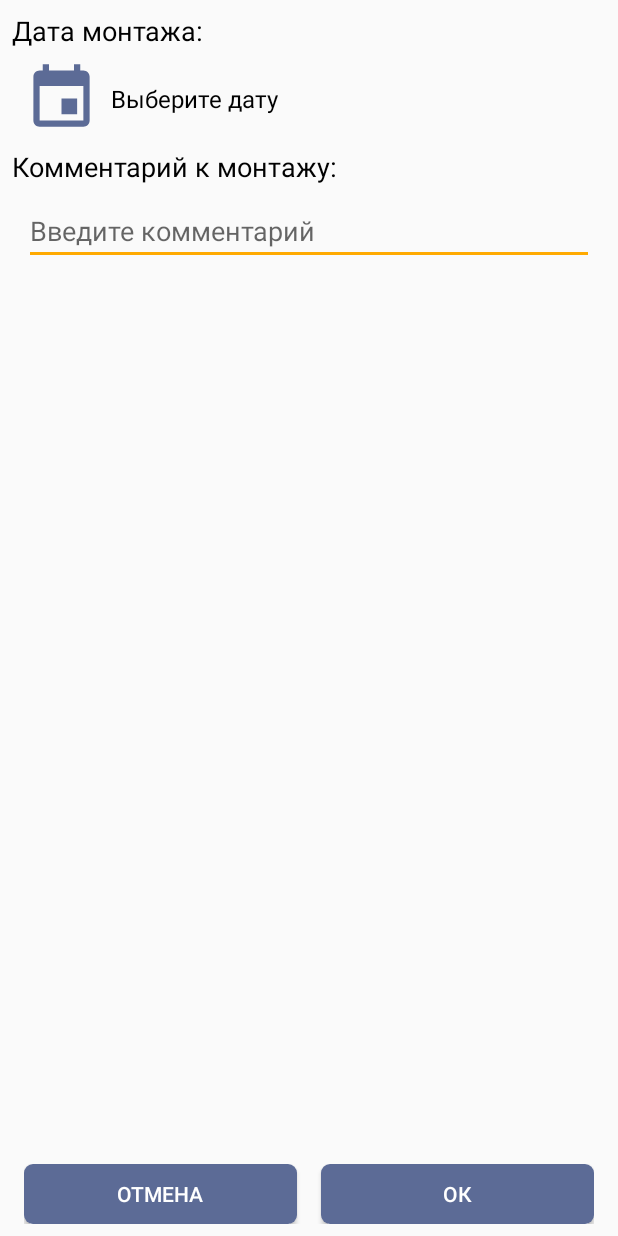
After one commit to Andrey104/measurements, an Android app: the EditMountActivity screen opened directly, with no data from a screen before it, on a phone screen of 412 x 824 dp. The commit adds this screen. Run offline under Robolectric (Android 15) with nearby library versions, the phone set to English and light mode, and no system bars; 1 statement that could not run was skipped.

Commit message:
add edit mount

```diff
--- a/app/src/main/AndroidManifest.xml
+++ b/app/src/main/AndroidManifest.xml
@@ -64,7 +64,8 @@
         <activity
             android:name=".activity.SearchDealsActivity"
             android:screenOrientation="portrait" />
-        <activity android:name=".activity.AddMountActivity"></activity>
+        <activity android:name=".activity.AddMountActivity" />
+        <activity android:name=".activity.EditMountActivity"></activity>
     </application>
 
 </manifest>
--- /dev/null
+++ b/app/src/main/java/ru/nextf/measurements/activity/EditMountActivity.kt
@@ -0,0 +1,147 @@
+package ru.nextf.measurements.activity
+
+import android.app.DatePickerDialog
+import android.support.v7.app.AppCompatActivity
+import android.os.Bundle
+import android.view.View
+import android.widget.RadioButton
+import com.google.gson.reflect.TypeToken
+import kotlinx.android.synthetic.main.activity_edit_mount.*
+import ru.nextf.measurements.*
+import ru.nextf.measurements.modelAPI.Mount
+import ru.nextf.measurements.modelAPI.MountEdit
+import ru.nextf.measurements.network.NetworkController
+import java.util.*
+
+class EditMountActivity : AppCompatActivity(), NetworkController.MountEditCallback {
+    private var serverDate: String? = null
+    private var oldDate: String? = null
+    private var causeIsRequired = false
+
+    private var description: String? = null
+    private var cause = 0
+    private lateinit var mount: Mount
+    private lateinit var dealId: String
+    private var months = emptyArray<String>()
+
+    override fun onCreate(savedInstanceState: Bundle?) {
+        NetworkController.registerMountEditCallback(this)
+        super.onCreate(savedInstanceState)
+        setContentView(R.layout.activity_edit_mount)
+        dealId = intent.getStringExtra(DEAL_ID)
+        months = resources.getStringArray(ru.nextf.measurements.R.array.months)
+        dateButton2.setOnClickListener { datePick() }
+        buttonOk.setOnClickListener { editMount() }
+        buttonCancel.setOnClickListener { finish() }
+        imageButton3.setOnClickListener {
+            deleteDateMount()
+            imageButton3.visibility = View.GONE
+        }
+        getSaveMount()
+        if (intent.hasExtra(EDIT_MOUNT_DATE)) {
+            oldDate = intent.getStringExtra(EDIT_MOUNT_DATE)
+            imageButton3.visibility = View.VISIBLE
+            serverDate = intent.getStringExtra(EDIT_MOUNT_DATE)
+            textViewDate2.text = "$serverDate"
+        }
+        if (intent.hasExtra(EDIT_MOUNT_DESCRIPTION)) {
+            description = intent.getStringExtra(EDIT_MOUNT_DESCRIPTION)
+            editComment2.setText(description)
+        }
+
+
+    }
+
+    private fun deleteDateMount() {
+        serverDate = null
+        constraint_cause.visibility = View.GONE
+        causeIsRequired = false
+        textViewDate2.text = getString(ru.nextf.measurements.R.string.select_date)
+    }
+
+    private fun datePick() {
+        val myCallBack = DatePickerDialog.OnDateSetListener { _, year, monthOfYear, dayOfMonth ->
+            serverDate = String.format("$year-%02d-%02d", monthOfYear + 1, dayOfMonth)
+            if (intent.hasExtra(EDIT_MOUNT_DATE)) {
+                if (serverDate != oldDate) {
+                    constraint_cause.visibility = View.VISIBLE
+                    causeIsRequired = true
+                } else {
+                    cause = 0
+                    constraint_cause.visibility = View.GONE
+                    causeIsRequired = false
+                }
+            }
+            imageButton3.visibility = View.VISIBLE
+            textViewDate2.text = "$dayOfMonth ${months[monthOfYear]} $year года"
+        }
+        val calendar = Calendar.getInstance()
+        val datePicker = DatePickerDialog(this, myCallBack, calendar.get(Calendar.YEAR), calendar.get(Calendar.MONTH), calendar.get(Calendar.DAY_OF_MONTH))
+
+        datePicker.show()
+    }
+
+    fun onRadioButtonClick(view: View) {
+        val checked = (view as RadioButton).isChecked
+        // Получаем нажатый переключатель
+        if (checked) {
+            when (view.getId()) {
+                R.id.radioButtonClient -> cause = 1
+                R.id.radioButtonCompany -> cause = 2
+
+            }
+        }
+    }
+
+    private fun editMount() {
+        buttonOk.isEnabled = false
+        progressBar8.visibility = View.VISIBLE
+        if (causeIsRequired) {
+            if (cause == 0) {
+                toast(R.string.select_cause)
+                buttonOk.isEnabled = true
+                progressBar8.visibility = View.GONE
+                return
+            } else {
+                NetworkController.editMount(mount.id.toString(),
+                        MountEdit(if (serverDate == null) "1970-01-01" else serverDate,
+                                if (editComment2.text.isNullOrEmpty()) "" else editComment2.text.toString(), cause))
+            }
+        } else {
+            NetworkController.editMount(mount.id.toString(),
+                    MountEdit(if (serverDate == null) "1970-01-01" else serverDate,
+                            if (editComment2.text.isNullOrEmpty()) "" else editComment2.text.toString(), null))
+        }
+    }
+
+    override fun resultMountEdit(result: Boolean, mount: Mount?) {
+        buttonOk.isEnabled = true
+        progressBar8.visibility = View.GONE
+        if (result) {
+            if (mount != null) {
+                print(mount)
+            }
+            setResult(200)
+            toast(R.string.mount_edited_successful)
+            finish()
+        } else {
+            toast(R.string.error)
+        }
+    }
+
+    private fun getSaveMount() {
+        if (intent.hasExtra(MOUNT_NAME)) {
+            val json = intent.getStringExtra(MOUNT_NAME)
+            mount = if (json.isNullOrEmpty()) {
+                Mount()
+            } else {
+                val type = object : TypeToken<Mount>() {
+                }.type
+                gson.fromJson(json, type)
+            }
+        } else {
+            toast(ru.nextf.measurements.R.string.error)
+            finish()
+        }
+    }
+}
--- a/app/src/main/java/ru/nextf/measurements/activity/OneMountActivity.kt
+++ b/app/src/main/java/ru/nextf/measurements/activity/OneMountActivity.kt
@@ -40,7 +40,7 @@ class OneMountActivity : AppCompatActivity() {
     }
 
     override fun onOptionsItemSelected(item: MenuItem?): Boolean {
-        val intent = Intent(this, AddMountActivity::class.java)
+        val intent = Intent(this, EditMountActivity::class.java)
         intent.putExtra(EDIT_MOUNT, true)
         intent.putExtra(DEAL_ID, mount.deal.toString())
         intent.putExtra(MOUNT_NAME, gson.toJson(mount))
--- a/app/src/main/java/ru/nextf/measurements/network/MeasurementsAPI.kt
+++ b/app/src/main/java/ru/nextf/measurements/network/MeasurementsAPI.kt
@@ -103,5 +103,5 @@ interface MeasurementsAPI {
     fun addMount(@Path("id") id: String, @Body mountAdd: MountAdd): Call<Void>
 
     @PUT("mounts/{id}/")
-    fun editMount(@Path("id") id: String, @Body mountAdd: MountAdd): Call<Void>
+    fun editMount(@Path("id") id: String, @Body mountEdit: MountEdit): Call<Mount>
 }
--- /dev/null
+++ b/app/src/main/res/layout/activity_edit_mount.xml
@@ -0,0 +1,179 @@
+<?xml version="1.0" encoding="utf-8"?>
+<android.support.constraint.ConstraintLayout xmlns:android="http://schemas.android.com/apk/res/android"
+    xmlns:app="http://schemas.android.com/apk/res-auto"
+    xmlns:tools="http://schemas.android.com/tools"
+    android:layout_width="match_parent"
+    android:layout_height="match_parent"
+    tools:context="ru.nextf.measurements.activity.AddMountActivity">
+
+    <ImageButton
+        android:id="@+id/imageButton3"
+        android:layout_width="wrap_content"
+        android:visibility="gone"
+        android:layout_height="wrap_content"
+        android:background="@drawable/close_circle"
+        app:layout_constraintBottom_toTopOf="@+id/textViewDate2"
+        app:layout_constraintStart_toEndOf="@+id/textViewDate2" />
+
+    <LinearLayout
+        android:id="@+id/linearLayout2"
+        android:layout_width="match_parent"
+        android:layout_height="wrap_content"
+        android:layout_marginBottom="8dp"
+        android:layout_marginEnd="16dp"
+        android:layout_marginStart="16dp"
+        android:gravity="bottom"
+        android:orientation="horizontal"
+        app:layout_constraintBottom_toBottomOf="parent"
+        app:layout_constraintEnd_toEndOf="parent"
+        app:layout_constraintStart_toStartOf="parent">
+
+        <Button
+            android:id="@+id/buttonCancel"
+            style="@style/MyButton"
+            android:layout_width="wrap_content"
+            android:layout_height="40dp"
+            android:layout_marginRight="8dp"
+            android:layout_weight="1"
+            android:text="@string/cancel" />
+
+        <Button
+            android:id="@+id/buttonOk"
+            style="@style/MyButton"
+            android:layout_width="wrap_content"
+            android:layout_height="40dp"
+            android:layout_marginLeft="8dp"
+            android:layout_weight="1"
+            android:text="@string/ok" />
+    </LinearLayout>
+
+    <EditText
+        android:id="@+id/editComment2"
+        android:layout_width="match_parent"
+        android:layout_height="wrap_content"
+        android:layout_marginEnd="16dp"
+        android:layout_marginStart="16dp"
+        android:layout_marginTop="8dp"
+        android:ems="10"
+        android:hint="@string/enter_comment"
+        android:maxLines="3"
+        app:layout_constraintEnd_toEndOf="parent"
+        app:layout_constraintStart_toStartOf="parent"
+        app:layout_constraintTop_toBottomOf="@+id/textView11" />
+
+    <ImageButton
+        android:id="@+id/dateButton2"
+        style="@style/Widget.AppCompat.Button.Borderless.Colored"
+        android:layout_width="50dp"
+        android:layout_height="50dp"
+        android:layout_marginStart="16dp"
+        android:layout_marginTop="8dp"
+        android:background="@drawable/blue_calendar"
+        app:layout_constraintStart_toStartOf="parent"
+        app:layout_constraintTop_toBottomOf="@+id/textViewDateInstallation2" />
+
+    <TextView
+        android:id="@+id/textViewDate2"
+        android:layout_width="wrap_content"
+        android:layout_height="wrap_content"
+        android:layout_gravity="center"
+        android:layout_marginBottom="8dp"
+        android:layout_marginStart="8dp"
+        android:layout_marginTop="8dp"
+        android:text="@string/select_date"
+        android:textColor="@color/black"
+        android:textSize="16sp"
+        app:layout_constraintBottom_toBottomOf="@+id/dateButton2"
+        app:layout_constraintStart_toEndOf="@+id/dateButton2"
+        app:layout_constraintTop_toTopOf="@+id/dateButton2" />
+
+    <TextView
+        android:id="@+id/textViewDateInstallation2"
+        android:layout_width="wrap_content"
+        android:layout_height="wrap_content"
+        android:layout_marginStart="8dp"
+        android:layout_marginTop="8dp"
+        android:text="@string/date_mount"
+        android:textColor="@color/black"
+        android:textSize="18sp"
+        app:layout_constraintStart_toStartOf="parent"
+        app:layout_constraintTop_toTopOf="parent" />
+
+    <ProgressBar
+        android:id="@+id/progressBar8"
+        style="?android:attr/progressBarStyle"
+        android:layout_width="wrap_content"
+        android:layout_height="wrap_content"
+        android:layout_marginBottom="8dp"
+        android:visibility="gone"
+        android:layout_marginEnd="8dp"
+        android:layout_marginStart="8dp"
+        android:layout_marginTop="8dp"
+        app:layout_constraintBottom_toBottomOf="parent"
+        app:layout_constraintEnd_toEndOf="parent"
+        app:layout_constraintStart_toStartOf="parent"
+        app:layout_constraintTop_toTopOf="parent" />
+
+    <TextView
+        android:id="@+id/textView11"
+        android:layout_width="wrap_content"
+        android:layout_height="wrap_content"
+        android:layout_marginStart="8dp"
+        android:layout_marginTop="8dp"
+        android:textColor="@color/black"
+        android:textSize="18sp"
+        android:text="@string/comment_mount"
+        app:layout_constraintStart_toStartOf="parent"
+        app:layout_constraintTop_toBottomOf="@+id/dateButton2" />
+
+    <android.support.constraint.ConstraintLayout
+        android:id="@+id/constraint_cause"
+        android:layout_width="0dp"
+        android:layout_height="wrap_content"
+        android:layout_marginTop="8dp"
+        android:visibility="gone"
+        app:layout_constraintEnd_toEndOf="parent"
+        app:layout_constraintStart_toStartOf="parent"
+        app:layout_constraintTop_toBottomOf="@+id/editComment2">
+
+        <RadioGroup
+            android:id="@+id/radioGroupReject"
+            android:layout_width="wrap_content"
+            android:layout_height="wrap_content"
+            android:layout_marginStart="16dp"
+            android:layout_marginTop="8dp"
+            app:layout_constraintStart_toStartOf="parent"
+            app:layout_constraintTop_toBottomOf="@+id/textView13">
+
+            <RadioButton
+                android:id="@+id/radioButtonClient"
+                android:layout_width="wrap_content"
+                android:layout_height="wrap_content"
+                android:layout_weight="1"
+                android:onClick="onRadioButtonClick"
+                android:text="@string/client_wish" />
+
+            <RadioButton
+                android:id="@+id/radioButtonCompany"
+                android:layout_width="wrap_content"
+                android:layout_height="wrap_content"
+                android:layout_weight="1"
+                android:onClick="onRadioButtonClick"
+                android:text="@string/company_wish" />
+
+
+        </RadioGroup>
+
+        <TextView
+            android:id="@+id/textView13"
+            android:layout_width="wrap_content"
+            android:layout_height="wrap_content"
+            android:layout_marginStart="8dp"
+            android:layout_marginTop="8dp"
+            android:text="@string/cause"
+            android:textColor="@color/black"
+            android:textSize="18sp"
+            app:layout_constraintStart_toStartOf="parent"
+            app:layout_constraintTop_toTopOf="parent" />
+    </android.support.constraint.ConstraintLayout>
+</android.support.constraint.ConstraintLayout>
--- a/app/src/main/res/values/strings.xml
+++ b/app/src/main/res/values/strings.xml
@@ -290,6 +290,9 @@
     <string name="method_prepayment">Способ оплаты</string>
     <string name="mount_added_successful">Монтаж успешно добавлен</string>
     <string name="comment_mount">Комментарий к монтажу:</string>
+    <string name="mount_edited_successful">Монтаж изменен успешно</string>
+    <string name="client_wish">По инициативе клиента</string>
+    <string name="company_wish">По инициативе компании</string>
     <string-array name="paylist">
         <item>Не выбрано</item>
         <item>Безналичные</item>
```
Also changed, not shown: app/src/main/java/ru/nextf/measurements/activity/AddMountActivity.kt (+0 -17 lines), app/src/main/java/ru/nextf/measurements/modelAPI/MountEdit.kt (added, +20 -0 lines), app/src/main/java/ru/nextf/measurements/network/NetworkController.kt (+17 -9 lines).
